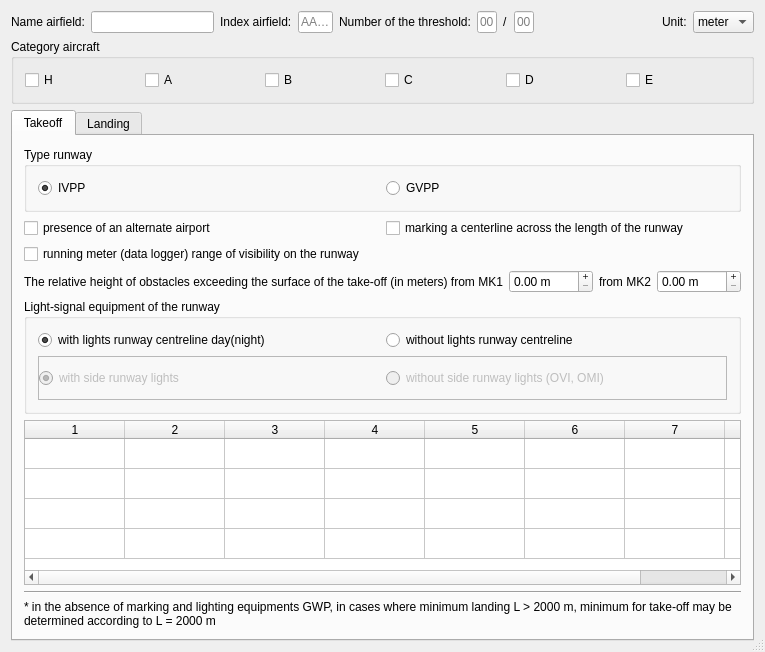
Old version of the form maindialog.ui in the repository khmaksim/MinimumAirfield.
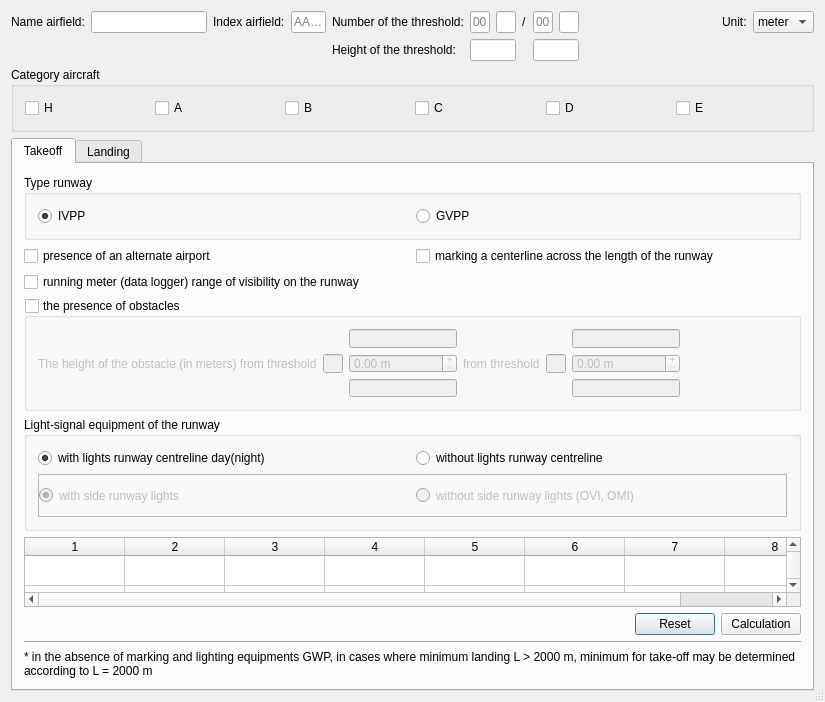
New version of the form.

Commit message: Added reset button, input fields height obstacle. Fixed compute func for GVPP. Update translation.

Patch:
```diff
--- a/maindialog.ui
+++ b/maindialog.ui
@@ -6,7 +6,7 @@
    <rect>
     <x>0</x>
     <y>0</y>
-    <width>743</width>
+    <width>825</width>
     <height>652</height>
    </rect>
   </property>
@@ -17,26 +17,24 @@
    <bool>true</bool>
   </property>
   <layout class="QGridLayout" name="gridLayout_3">
-   <item row="0" column="0" colspan="7">
-    <layout class="QHBoxLayout" name="horizontalLayout_4">
-     <item>
+   <item row="0" column="0">
       <widget class="QLabel" name="label_10">
        <property name="text">
         <string>Name airfield:</string>
        </property>
       </widget>
      </item>
-     <item>
+   <item row="0" column="1">
       <widget class="QLineEdit" name="nameAirfieldLineEdit"/>
      </item>
-     <item>
+   <item row="0" column="2">
       <widget class="QLabel" name="label_12">
        <property name="text">
         <string>Index airfield:</string>
        </property>
       </widget>
      </item>
-     <item>
+   <item row="0" column="3">
       <widget class="QLineEdit" name="indexAirfieldLineEdit">
        <property name="sizePolicy">
         <sizepolicy hsizetype="Fixed" vsizetype="Fixed">
@@ -61,14 +59,14 @@
        </property>
       </widget>
      </item>
-     <item>
+   <item row="0" column="4">
       <widget class="QLabel" name="label_13">
        <property name="text">
         <string>Number of the threshold:</string>
        </property>
       </widget>
      </item>
-     <item>
+   <item row="0" column="5">
       <widget class="QLineEdit" name="numberThreshold1LineEdit">
        <property name="sizePolicy">
         <sizepolicy hsizetype="Fixed" vsizetype="Fixed">
@@ -87,14 +85,36 @@
        </property>
       </widget>
      </item>
-     <item>
+   <item row="0" column="6">
+    <widget class="QLineEdit" name="markThreshold1LineEdit_2">
+     <property name="sizePolicy">
+      <sizepolicy hsizetype="Fixed" vsizetype="Fixed">
+       <horstretch>0</horstretch>
+       <verstretch>0</verstretch>
+      </sizepolicy>
+     </property>
+     <property name="minimumSize">
+      <size>
+       <width>20</width>
+       <height>0</height>
+      </size>
+     </property>
+     <property name="maximumSize">
+      <size>
+       <width>20</width>
+       <height>16777215</height>
+      </size>
+     </property>
+    </widget>
+   </item>
+   <item row="0" column="7">
       <widget class="QLabel" name="label_4">
        <property name="text">
         <string>/</string>
        </property>
       </widget>
      </item>
-     <item>
+   <item row="0" column="8">
       <widget class="QLineEdit" name="numberThreshold2LineEdit">
        <property name="sizePolicy">
         <sizepolicy hsizetype="Fixed" vsizetype="Fixed">
@@ -116,27 +136,49 @@
        </property>
       </widget>
      </item>
-     <item>
+   <item row="0" column="9">
+    <widget class="QLineEdit" name="markThreshold1LineEdit">
+     <property name="sizePolicy">
+      <sizepolicy hsizetype="Fixed" vsizetype="Fixed">
+       <horstretch>0</horstretch>
+       <verstretch>0</verstretch>
+      </sizepolicy>
+     </property>
+     <property name="minimumSize">
+      <size>
+       <width>20</width>
+       <height>0</height>
+      </size>
+     </property>
+     <property name="maximumSize">
+      <size>
+       <width>20</width>
+       <height>16777215</height>
+      </size>
+     </property>
+    </widget>
+   </item>
+   <item row="0" column="10">
       <spacer name="horizontalSpacer_2">
        <property name="orientation">
         <enum>Qt::Horizontal</enum>
        </property>
        <property name="sizeHint" stdset="0">
         <size>
-         <width>40</width>
+       <width>131</width>
          <height>20</height>
         </size>
        </property>
       </spacer>
      </item>
-     <item>
+   <item row="0" column="11">
       <widget class="QLabel" name="label_7">
        <property name="text">
         <string>Unit:</string>
        </property>
       </widget>
      </item>
-     <item>
+   <item row="0" column="12">
       <widget class="QComboBox" name="unitComboBox">
        <item>
         <property name="text">
@@ -150,9 +192,7 @@
        </item>
       </widget>
      </item>
-    </layout>
-   </item>
-   <item row="2" column="0" colspan="7">
+   <item row="3" column="0" colspan="13">
     <widget class="QTabWidget" name="tabWidget">
      <property name="currentIndex">
       <number>0</number>
@@ -162,77 +202,7 @@
        <string>Takeoff</string>
       </attribute>
       <layout class="QGridLayout" name="gridLayout_4">
-       <item row="6" column="0" colspan="2">
-        <widget class="QTableWidget" name="minimumTakeoffTableWidget">
-         <property name="editTriggers">
-          <set>QAbstractItemView::NoEditTriggers</set>
-         </property>
-         <property name="selectionMode">
-          <enum>QAbstractItemView::NoSelection</enum>
-         </property>
-         <property name="selectionBehavior">
-          <enum>QAbstractItemView::SelectRows</enum>
-         </property>
-         <property name="rowCount">
-          <number>4</number>
-         </property>
-         <property name="columnCount">
-          <number>8</number>
-         </property>
-         <attribute name="verticalHeaderVisible">
-          <bool>false</bool>
-         </attribute>
-         <row/>
-         <row/>
-         <row/>
-         <row/>
-         <column/>
-         <column/>
-         <column/>
-         <column/>
-         <column/>
-         <column/>
-         <column/>
-         <column/>
-        </widget>
-       </item>
-       <item row="1" column="1">
-        <widget class="QCheckBox" name="markingCenterlineCheckBox">
-         <property name="text">
-          <string>marking a centerline across the length of the runway</string>
-         </property>
-        </widget>
-       </item>
-       <item row="0" column="0" colspan="2">
-        <widget class="QGroupBox" name="groupBox_2">
-         <property name="title">
-          <string>Type runway</string>
-         </property>
-         <layout class="QGridLayout" name="gridLayout_7">
-          <item row="0" column="0">
-           <widget class="QRadioButton" name="ivppRadioButton">
-            <property name="text">
-             <string>IVPP</string>
-            </property>
-            <property name="checked">
-             <bool>true</bool>
-            </property>
-            <property name="autoRepeat">
-             <bool>false</bool>
-            </property>
-           </widget>
-          </item>
-          <item row="0" column="1">
-           <widget class="QRadioButton" name="gvppRadioButton">
-            <property name="text">
-             <string>GVPP</string>
-            </property>
-           </widget>
-          </item>
-         </layout>
-        </widget>
-       </item>
-       <item row="5" column="0" colspan="2">
+       <item row="4" column="0" colspan="2">
         <widget class="QGroupBox" name="groupBox_6">
          <property name="title">
           <string>Light-signal equipment of the runway</string>
@@ -314,46 +284,114 @@
          </layout>
         </widget>
        </item>
-       <item row="1" column="0">
-        <widget class="QCheckBox" name="alternateAirportCheckBox">
+       <item row="3" column="0" colspan="2">
+        <widget class="QGroupBox" name="presenceObstaclesGroupBox">
+         <property name="title">
+          <string>the presence of obstacles</string>
+         </property>
+         <property name="checkable">
+          <bool>true</bool>
+         </property>
+         <property name="checked">
+          <bool>false</bool>
+         </property>
+         <layout class="QGridLayout" name="gridLayout_9">
+          <item row="0" column="2">
+           <widget class="QLineEdit" name="heightThreshold1DisplayLineEdit">
+            <property name="readOnly">
+             <bool>true</bool>
+            </property>
+           </widget>
+          </item>
+          <item row="0" column="5">
+           <widget class="QLineEdit" name="heightThreshold2DisplayLineEdit">
+            <property name="readOnly">
+             <bool>true</bool>
+            </property>
+           </widget>
+          </item>
+          <item row="1" column="3">
+           <widget class="QLabel" name="label_8">
          <property name="text">
-          <string>presence of an alternate airport</string>
+             <string>from threshold</string>
          </property>
         </widget>
        </item>
-       <item row="4" column="0" colspan="2">
-        <layout class="QHBoxLayout" name="horizontalLayout_3">
-         <item>
+          <item row="1" column="2">
+           <widget class="QDoubleSpinBox" name="mk1HightObstacleDoubleSpinBox">
+            <property name="buttonSymbols">
+             <enum>QAbstractSpinBox::PlusMinus</enum>
+            </property>
+            <property name="suffix">
+             <string> m</string>
+            </property>
+            <property name="maximum">
+             <double>9999.989999999999782</double>
+            </property>
+           </widget>
+          </item>
+          <item row="1" column="0">
           <widget class="QLabel" name="label_3">
            <property name="text">
-            <string>The relative height of obstacles exceeding the surface of the take-off (in meters) from MK1</string>
+             <string>The height of the obstacle (in meters) from threshold</string>
            </property>
            <property name="buddy">
             <cstring>mk1HightObstacleDoubleSpinBox</cstring>
            </property>
           </widget>
          </item>
-         <item>
-          <widget class="QDoubleSpinBox" name="mk1HightObstacleDoubleSpinBox">
-           <property name="buttonSymbols">
-            <enum>QAbstractSpinBox::PlusMinus</enum>
-           </property>
-           <property name="suffix">
-            <string> m</string>
-           </property>
-           <property name="maximum">
-            <double>9999.989999999999782</double>
+          <item row="1" column="1">
+           <widget class="QLineEdit" name="threshold1LineEdit">
+            <property name="sizePolicy">
+             <sizepolicy hsizetype="Fixed" vsizetype="Fixed">
+              <horstretch>0</horstretch>
+              <verstretch>0</verstretch>
+             </sizepolicy>
+            </property>
+            <property name="maximumSize">
+             <size>
+              <width>20</width>
+              <height>16777215</height>
+             </size>
+            </property>
+            <property name="readOnly">
+             <bool>true</bool>
            </property>
           </widget>
          </item>
-         <item>
-          <widget class="QLabel" name="label_8">
-           <property name="text">
-            <string>from MK2</string>
-           </property>
-          </widget>
-         </item>
-         <item>
+          <item row="1" column="4">
+           <widget class="QLineEdit" name="threshold2LineEdit">
+            <property name="sizePolicy">
+             <sizepolicy hsizetype="Fixed" vsizetype="Fixed">
+              <horstretch>0</horstretch>
+              <verstretch>0</verstretch>
+             </sizepolicy>
+            </property>
+            <property name="maximumSize">
+             <size>
+              <width>20</width>
+              <height>16777215</height>
+             </size>
+            </property>
+            <property name="readOnly">
+             <bool>true</bool>
+            </property>
+           </widget>
+          </item>
+          <item row="1" column="6">
+           <spacer name="horizontalSpacer_3">
+            <property name="orientation">
+             <enum>Qt::Horizontal</enum>
+            </property>
+            <property name="sizeHint" stdset="0">
+             <size>
+              <width>40</width>
+              <height>20</height>
+             </size>
+            </property>
+           </spacer>
+          </item>
+          <item row="1" column="5">
           <widget class="QDoubleSpinBox" name="mk2HightObstacleDoubleSpinBox">
            <property name="buttonSymbols">
             <enum>QAbstractSpinBox::PlusMinus</enum>
@@ -369,26 +407,60 @@
            </property>
           </widget>
          </item>
-         <item>
-          <spacer name="horizontalSpacer_3">
-           <property name="orientation">
-            <enum>Qt::Horizontal</enum>
-           </property>
-           <property name="sizeHint" stdset="0">
-            <size>
-             <width>40</width>
-             <height>20</height>
-            </size>
-           </property>
-          </spacer>
-         </item>
-        </layout>
+          <item row="2" column="2">
+           <widget class="QLineEdit" name="deltaHightObstacleThreshold1LineEdit">
+            <property name="readOnly">
+             <bool>true</bool>
+            </property>
+           </widget>
+          </item>
+          <item row="2" column="5">
+           <widget class="QLineEdit" name="deltaHightObstacleThreshold2LineEdit">
+            <property name="readOnly">
+             <bool>true</bool>
+            </property>
+           </widget>
+          </item>
+         </layout>
+         <zorder>mk1HightObstacleDoubleSpinBox</zorder>
+         <zorder>label_8</zorder>
+         <zorder>threshold2LineEdit</zorder>
+         <zorder>mk2HightObstacleDoubleSpinBox</zorder>
+         <zorder>label_3</zorder>
+         <zorder>threshold1LineEdit</zorder>
+         <zorder>heightThreshold1DisplayLineEdit</zorder>
+         <zorder>heightThreshold2DisplayLineEdit</zorder>
+         <zorder>deltaHightObstacleThreshold1LineEdit</zorder>
+         <zorder>deltaHightObstacleThreshold2LineEdit</zorder>
+        </widget>
        </item>
-       <item row="2" column="0">
-        <widget class="QCheckBox" name="dataLoggerCheckBox">
+       <item row="0" column="0" colspan="2">
+        <widget class="QGroupBox" name="groupBox_2">
+         <property name="title">
+          <string>Type runway</string>
+         </property>
+         <layout class="QGridLayout" name="gridLayout_7">
+          <item row="0" column="0">
+           <widget class="QRadioButton" name="ivppRadioButton">
          <property name="text">
-          <string>running meter (data logger) range of visibility on the runway</string>
-         </property>
+             <string>IVPP</string>
+            </property>
+            <property name="checked">
+             <bool>true</bool>
+            </property>
+            <property name="autoRepeat">
+             <bool>false</bool>
+            </property>
+           </widget>
+          </item>
+          <item row="0" column="1">
+           <widget class="QRadioButton" name="gvppRadioButton">
+            <property name="text">
+             <string>GVPP</string>
+            </property>
+           </widget>
+          </item>
+         </layout>
         </widget>
        </item>
        <item row="7" column="0" colspan="2">
@@ -411,6 +483,92 @@
          </property>
         </widget>
        </item>
+       <item row="2" column="0">
+        <widget class="QCheckBox" name="dataLoggerCheckBox">
+         <property name="text">
+          <string>running meter (data logger) range of visibility on the runway</string>
+         </property>
+        </widget>
+       </item>
+       <item row="1" column="0">
+        <widget class="QCheckBox" name="alternateAirportCheckBox">
+         <property name="text">
+          <string>presence of an alternate airport</string>
+         </property>
+        </widget>
+       </item>
+       <item row="1" column="1">
+        <widget class="QCheckBox" name="markingCenterlineCheckBox">
+         <property name="text">
+          <string>marking a centerline across the length of the runway</string>
+         </property>
+        </widget>
+       </item>
+       <item row="5" column="0" colspan="2">
+        <widget class="QTableWidget" name="minimumTakeoffTableWidget">
+         <property name="editTriggers">
+          <set>QAbstractItemView::NoEditTriggers</set>
+         </property>
+         <property name="selectionMode">
+          <enum>QAbstractItemView::NoSelection</enum>
+         </property>
+         <property name="selectionBehavior">
+          <enum>QAbstractItemView::SelectRows</enum>
+         </property>
+         <property name="rowCount">
+          <number>4</number>
+         </property>
+         <property name="columnCount">
+          <number>8</number>
+         </property>
+         <attribute name="verticalHeaderVisible">
+          <bool>false</bool>
+         </attribute>
+         <row/>
+         <row/>
+         <row/>
+         <row/>
+         <column/>
+         <column/>
+         <column/>
+         <column/>
+         <column/>
+         <column/>
+         <column/>
+         <column/>
+        </widget>
+       </item>
+       <item row="6" column="0" colspan="2">
+        <layout class="QHBoxLayout" name="horizontalLayout_2">
+         <item>
+          <spacer name="horizontalSpacer_5">
+           <property name="orientation">
+            <enum>Qt::Horizontal</enum>
+           </property>
+           <property name="sizeHint" stdset="0">
+            <size>
+             <width>40</width>
+             <height>20</height>
+            </size>
+           </property>
+          </spacer>
+         </item>
+         <item>
+          <widget class="QPushButton" name="resetButton">
+           <property name="text">
+            <string>Reset</string>
+           </property>
+          </widget>
+         </item>
+         <item>
+          <widget class="QPushButton" name="calculationButton">
+           <property name="text">
+            <string>Calculation</string>
+           </property>
+          </widget>
+         </item>
+        </layout>
+       </item>
       </layout>
      </widget>
      <widget class="QWidget" name="landing">
@@ -735,7 +893,7 @@
      </widget>
     </widget>
    </item>
-   <item row="1" column="0" colspan="7">
+   <item row="2" column="0" colspan="13">
     <widget class="QGroupBox" name="categoryAircraftGroupBox">
      <property name="title">
       <string>Category aircraft</string>
@@ -786,6 +944,19 @@
      </layout>
     </widget>
    </item>
+   <item row="1" column="4">
+    <widget class="QLabel" name="label_9">
+     <property name="text">
+      <string>Height of the threshold:</string>
+     </property>
+    </widget>
+   </item>
+   <item row="1" column="5" colspan="2">
+    <widget class="QLineEdit" name="heightThreshold1LineEdit"/>
+   </item>
+   <item row="1" column="8" colspan="2">
+    <widget class="QLineEdit" name="heightThreshold2LineEdit"/>
+   </item>
   </layout>
  </widget>
  <layoutdefault spacing="6" margin="11"/>
```
Left out of the diff: 1 changed line with no effect on the pictures. Lines whose indentation alone changed are shown as unchanged. The commit also changes 4 other files.
